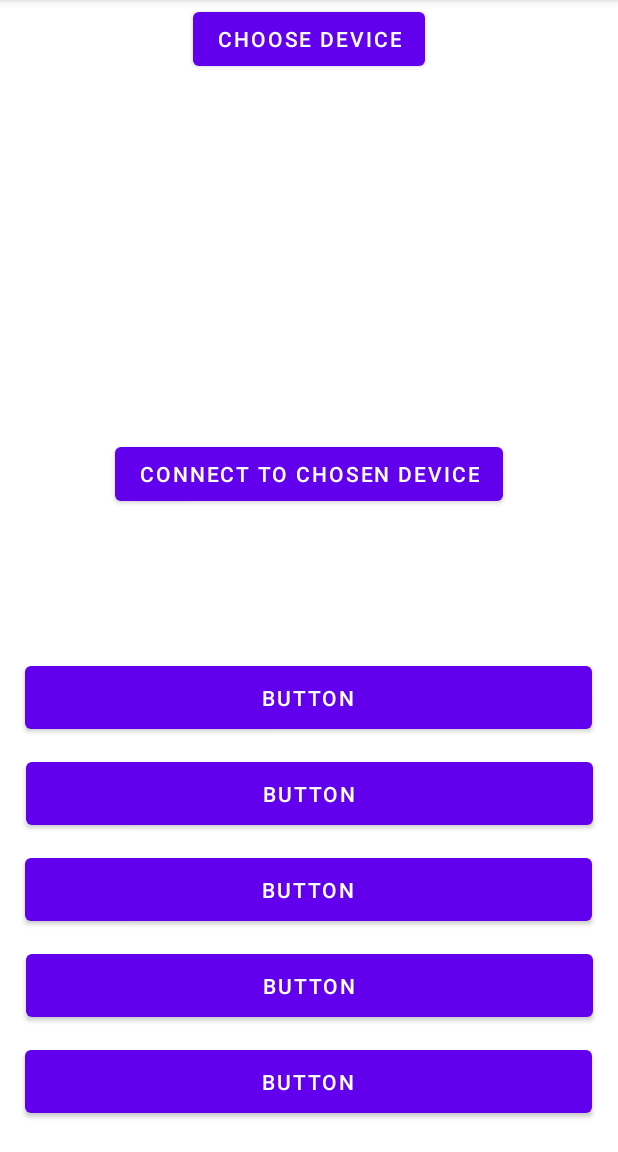
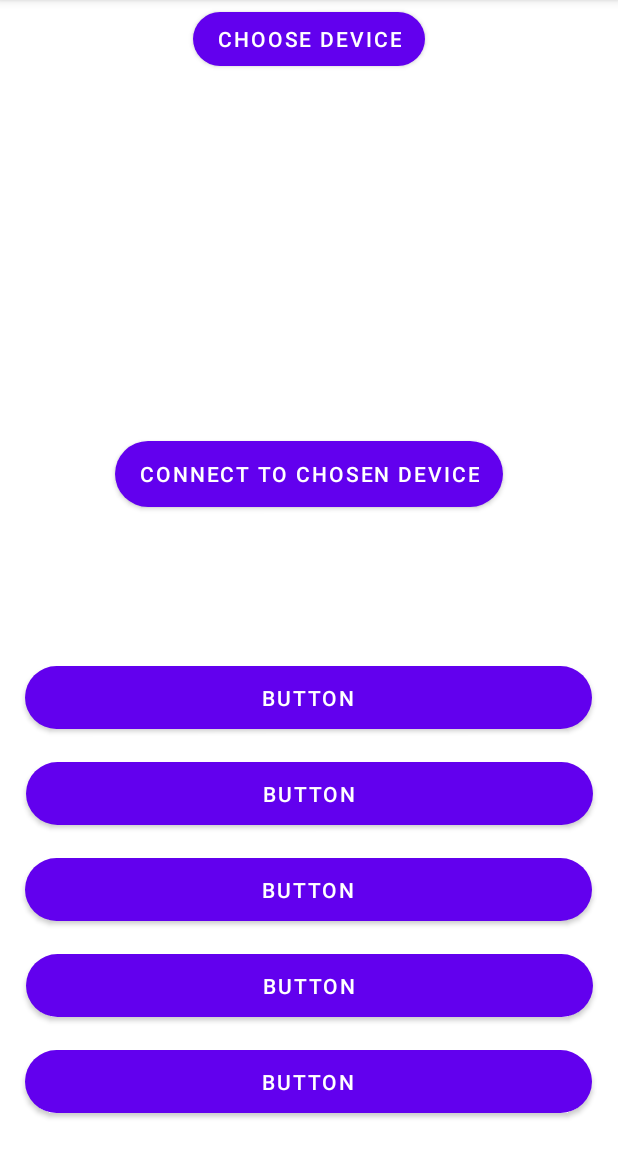
Before and after one commit to feannnag/sport, an Android app: the MainActivity2 screen opened directly, with no data from a screen before it, on a phone screen of 412 x 824 dp, the part 84-1236 px from its top. Run offline under Robolectric (Android 15) with nearby library versions, the phone set to English and light mode, and no system bars.

```diff
--- a/app/src/main/res/layout/activity_main2.xml
+++ b/app/src/main/res/layout/activity_main2.xml
@@ -22,6 +22,7 @@
         android:layout_width="378dp"
         android:layout_height="54dp"
         android:layout_marginBottom="10dp"
+        app:cornerRadius="25dp"
         android:text="Button"
         app:layout_constraintBottom_toTopOf="@+id/button3"
         app:layout_constraintEnd_toEndOf="parent"
@@ -34,6 +35,7 @@
         android:layout_height="54dp"
         android:layout_marginBottom="10dp"
         android:text="Button"
+        app:cornerRadius="25dp"
         app:layout_constraintBottom_toTopOf="@+id/button5"
         app:layout_constraintEnd_toEndOf="parent"
         app:layout_constraintHorizontal_bias="0.515"
@@ -45,6 +47,7 @@
         android:layout_height="54dp"
         android:layout_marginBottom="10dp"
         android:text="Button"
+        app:cornerRadius="25dp"
         app:layout_constraintBottom_toTopOf="@+id/button6"
         app:layout_constraintEnd_toEndOf="parent"
         app:layout_constraintHorizontal_bias="0.515"
@@ -56,6 +59,7 @@
         android:layout_height="54dp"
         android:layout_marginBottom="20dp"
         android:text="Button"
+        app:cornerRadius="25dp"
         app:layout_constraintBottom_toBottomOf="parent"
         app:layout_constraintEnd_toEndOf="parent"
         app:layout_constraintHorizontal_bias="0.484"
@@ -67,6 +71,7 @@
         android:layout_height="54dp"
         android:layout_marginBottom="10dp"
         android:text="Button"
+        app:cornerRadius="25dp"
         app:layout_constraintBottom_toTopOf="@+id/button4"
         app:layout_constraintEnd_toEndOf="parent"
         app:layout_constraintHorizontal_bias="0.484"
@@ -75,8 +80,9 @@
     <Button
         android:id="@+id/connectButt"
         android:layout_width="wrap_content"
-        android:layout_height="wrap_content"
+        android:layout_height="56dp"
         android:text="Connect to chosen device"
+        app:cornerRadius="25dp"
         app:layout_constraintBottom_toTopOf="@+id/button2"
         app:layout_constraintEnd_toEndOf="parent"
         app:layout_constraintStart_toStartOf="parent"
@@ -88,6 +94,7 @@
         android:layout_height="wrap_content"
         android:layout_marginBottom="50dp"
         android:text="Choose device"
+        app:cornerRadius="25dp"
         app:layout_constraintBottom_toTopOf="@+id/textView"
         app:layout_constraintEnd_toEndOf="parent"
         app:layout_constraintStart_toStartOf="parent" />
```
